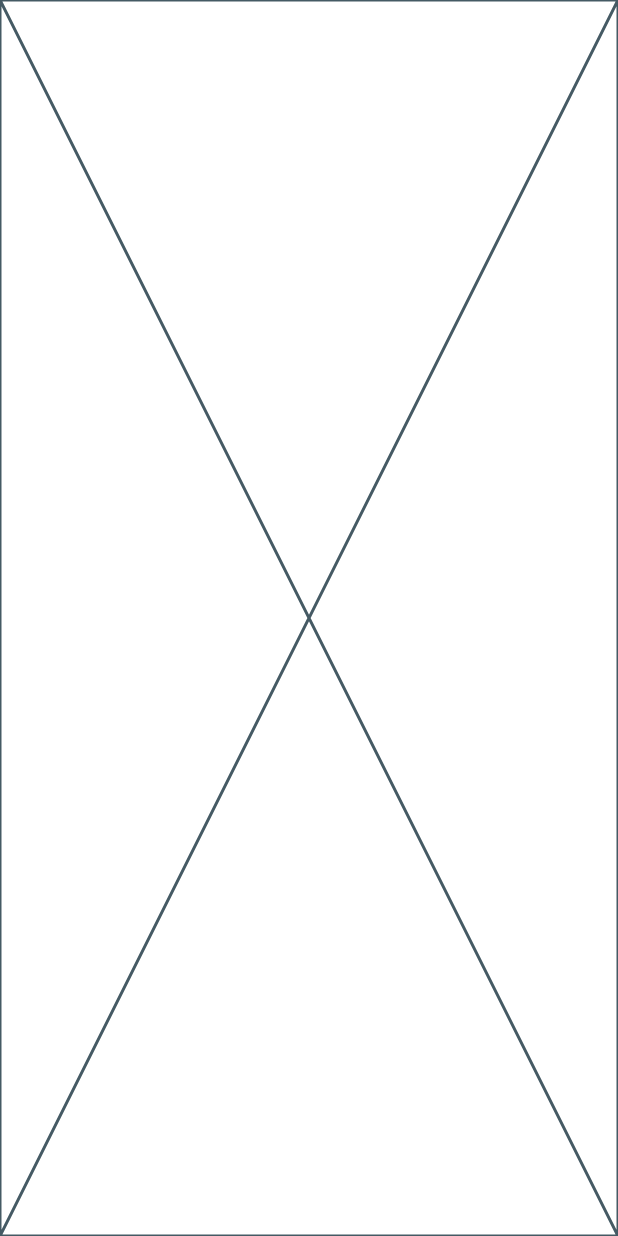
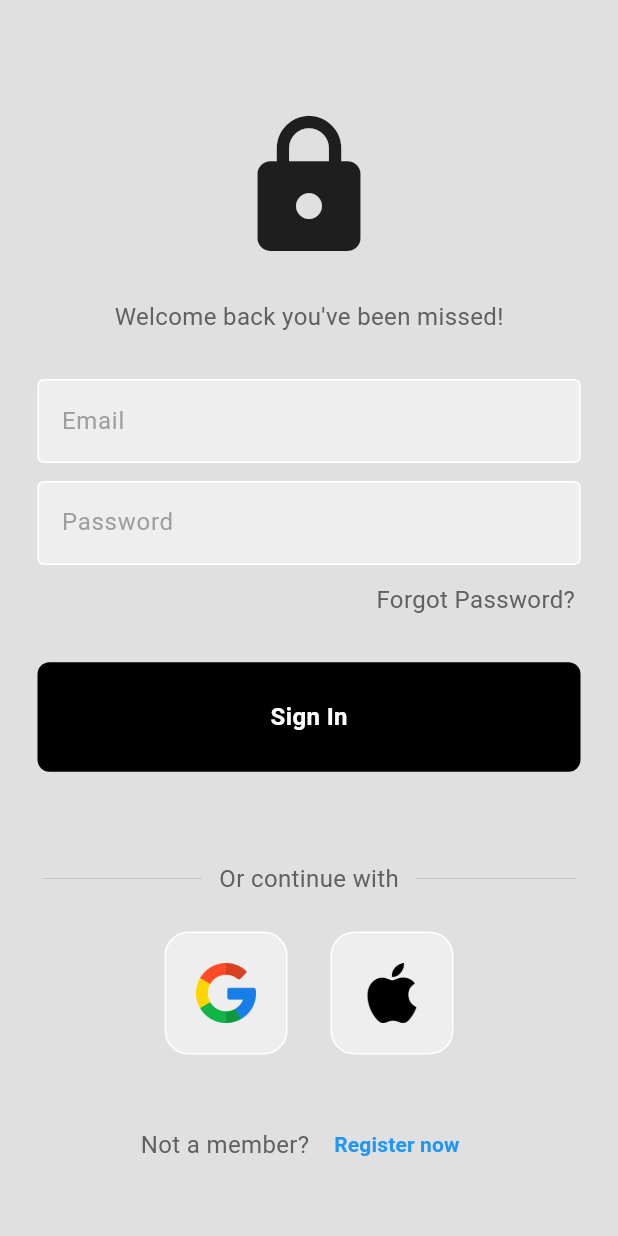
Before and after one commit to mido4315/ecommerce_app, a Flutter app: the screen it shows after launch, on a phone screen of 412 x 824 dp. Run offline on Flutter 3.47's test engine with Material 2 defaults, Android fonts, the phone set to English and light mode, and no system bars; our stand-ins replace flutter_screenutil, go_router.

Commit message:
login_view.dart ui done

```diff
--- a/lib/features/auth/presentation/views/login_view.dart
+++ b/lib/features/auth/presentation/views/login_view.dart
@@ -1,10 +1,191 @@
+import 'package:ecommerce_app/core/utils/app_assets.dart';
+import 'package:ecommerce_app/core/utils/app_styles.dart';
 import 'package:flutter/material.dart';
+import 'package:flutter_screenutil/flutter_screenutil.dart';
+import 'package:go_router/go_router.dart';
+import '../../../../core/utils/app_router.dart';
+import 'widgets/custom_auth_button.dart';
+import 'widgets/custom_text_form_field.dart';
+import 'widgets/square_tile.dart';
 
-class LoginView extends StatelessWidget {
-  const LoginView({Key? key}) : super(key: key);
+class LoginView extends StatefulWidget {
+  const LoginView({super.key});
+
+  @override
+  State<LoginView> createState() => _LoginViewState();
+}
+
+class _LoginViewState extends State<LoginView> {
+  // form global key
+  final _loginKey = GlobalKey<FormState>();
+
+  // text editing controllers
+  final _emailController = TextEditingController();
+
+  final _passwordController = TextEditingController();
+
+  // dispose text editing controllers
+  @override
+  void dispose() {
+    super.dispose();
+    _emailController.dispose();
+    _passwordController.dispose();
+  }
+
+  // sign user in method
+  void signUserIn() {
+    if (_loginKey.currentState!.validate()) {}
+  }
 
   @override
   Widget build(BuildContext context) {
-    return const Placeholder();
+    return Scaffold(
+      backgroundColor: Colors.grey[300],
+      body: SafeArea(
+        child: Center(
+          child: SingleChildScrollView(
+            physics: const BouncingScrollPhysics(),
+            child: Column(
+              mainAxisAlignment: MainAxisAlignment.center,
+              children: [
+                SizedBox(height: 30.h),
+
+                // logo
+                Icon(
+                  Icons.lock,
+                  size: 90.r,
+                ),
+
+                SizedBox(height: 20.h),
+
+                // welcome back, you've been missed!
+                Text(
+                  'Welcome back you\'ve been missed!',
+                  style: AppStyles.textStyle18,
+                ),
+
+                SizedBox(height: 25.h),
+
+                // username text field
+                Form(
+                  key: _loginKey,
+                  child: Column(
+                    children: [
+                      CustomTextFormField(
+                        controller: _emailController,
+                        hintText: 'Email',
+                        obscureText: false,
+                      ),
+
+                      SizedBox(height: 10.h),
+
+                      // password text field
+                      CustomTextFormField(
+                        controller: _passwordController,
+                        hintText: 'Password',
+                        obscureText: true,
+                      ),
+                    ],
+                  ),
+                ),
+
+                SizedBox(height: 10.h),
+
+                // forgot password?
+                Padding(
+                  padding: EdgeInsets.symmetric(horizontal: 25.0.w),
+                  child: Row(
+                    mainAxisAlignment: MainAxisAlignment.end,
+                    children: [
+                      Text(
+                        'Forgot Password?',
+                        style: AppStyles.textStyle18,
+                      ),
+                    ],
+                  ),
+                ),
+
+                SizedBox(height: 25.h),
+
+                // sign in button
+                CustomAuthButton(
+                  onTap: signUserIn,
+                  buttonText: 'Sign In',
+                ),
+
+                SizedBox(height: 50.h),
+
+                // or continue with
+                Padding(
+                  padding: EdgeInsets.symmetric(horizontal: 25.0.w),
+                  child: Row(
+                    children: [
+                      Expanded(
+                        child: Divider(
+                          thickness: 0.5,
+                          color: Colors.grey[400],
+                        ),
+                      ),
+                      Padding(
+                        padding: EdgeInsets.symmetric(horizontal: 10.0.w),
+                        child: Text(
+                          'Or continue with',
+                          style: AppStyles.textStyle18,
+                        ),
+                      ),
+                      Expanded(
+                        child: Divider(
+                          thickness: 0.5,
+                          color: Colors.grey[400],
+                        ),
+                      ),
+                    ],
+                  ),
+                ),
+
+                SizedBox(height: 20.h),
+
+                // google + apple sign in buttons
+                Row(
+                  mainAxisAlignment: MainAxisAlignment.center,
+                  children: [
+                    // google button
+                    const SquareTile(imagePath: AppAssets.googleLogo),
+
+                    SizedBox(width: 25.w),
+
+                    // apple button
+                    const SquareTile(imagePath: AppAssets.appleLogo)
+                  ],
+                ),
+
+                SizedBox(height: 30.h),
+
+                // not a member? register now
+                Row(
+                  mainAxisAlignment: MainAxisAlignment.center,
+                  children: [
+                    Text(
+                      'Not a member?',
+                      style: AppStyles.textStyle18,
+                    ),
+                    SizedBox(width: 4.w),
+                    TextButton(
+                      onPressed: () {
+                        context.go(AppRouter.kRegisterView);
+                      },
+                      child: Text(
+                        'Register now',
+                        style: AppStyles.textStyleBlue,
+                      ),
+                    ),
+                  ],
+                )
+              ],
+            ),
+          ),
+        ),
+      ),
+    );
   }
 }
```
